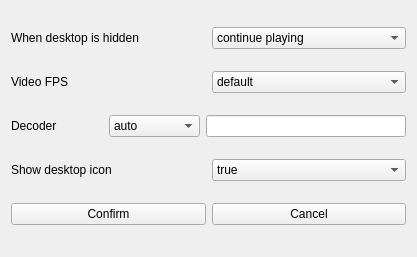
dependon/fantascene-dynamic-wallpaper, file src/moresetting.ui: the form before one commit.
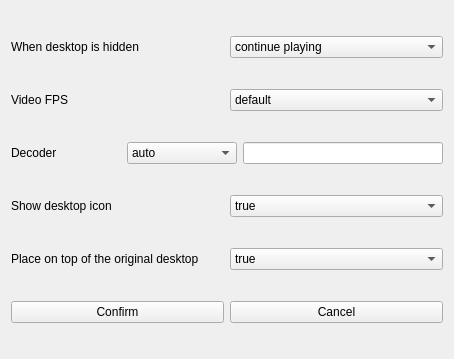
The form after the commit.

What changed in the file:
```diff
--- a/src/moresetting.ui
+++ b/src/moresetting.ui
@@ -6,8 +6,8 @@
    <rect>
     <x>0</x>
     <y>0</y>
-    <width>417</width>
-    <height>257</height>
+    <width>454</width>
+    <height>359</height>
    </rect>
   </property>
   <property name="windowTitle">
@@ -174,6 +174,31 @@
      </item>
     </layout>
    </item>
+   <item>
+    <layout class="QHBoxLayout" name="horizontalLayout_6">
+     <item>
+      <widget class="QLabel" name="label_5">
+       <property name="text">
+        <string>Place on top of the original desktop</string>
+       </property>
+      </widget>
+     </item>
+     <item>
+      <widget class="QComboBox" name="topBox">
+       <item>
+        <property name="text">
+         <string>true</string>
+        </property>
+       </item>
+       <item>
+        <property name="text">
+         <string>false</string>
+        </property>
+       </item>
+      </widget>
+     </item>
+    </layout>
+   </item>
    <item>
     <layout class="QHBoxLayout" name="horizontalLayout_3">
      <item>
```
